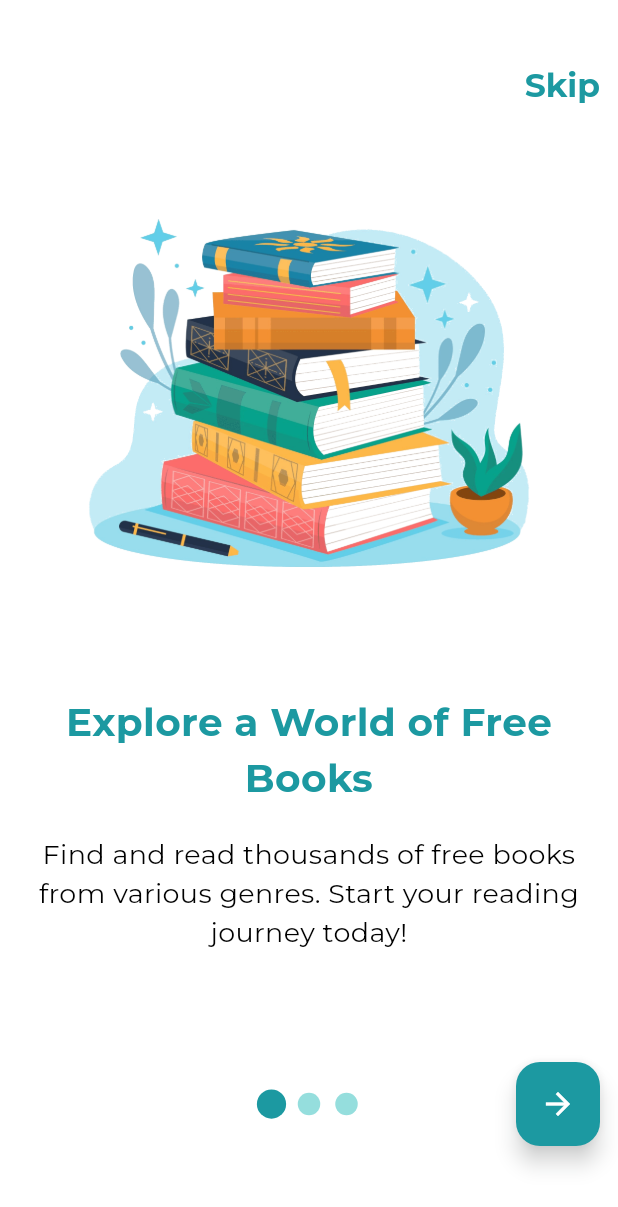
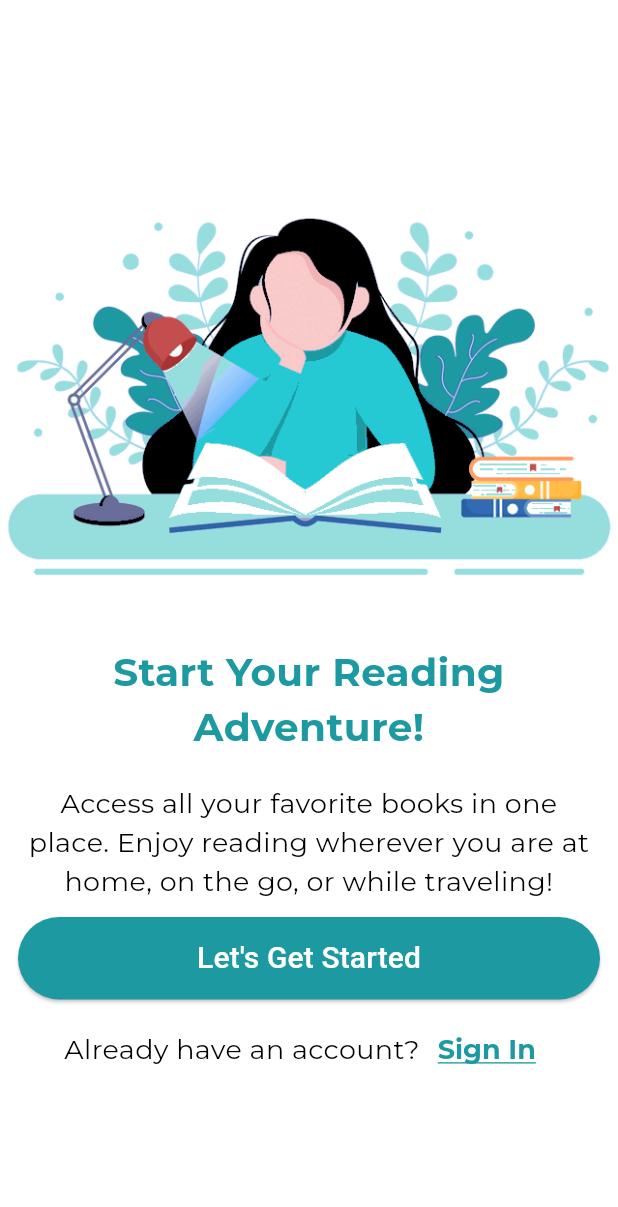
Before and after one commit to hebba-yasser/bookify, a Flutter app: the screen it shows after launch, after a tap on "Skip", on a phone screen of 412 x 824 dp. Shown: the top 1207 px of the screen. Run offline on Flutter 3.47's test engine with Material 3 defaults, Android fonts, the phone set to English and light mode, and no system bars; drawn by our look-alikes of smooth_page_indicator; our stand-ins replace animated_splash_screen, bloc, conditional_builder_null_safety, firebase_core, flutter_bloc; accounts and stored records are empty; generated files the repository leaves out were written again; project files that could hold a hidden picture were left out.

```diff
--- a/lib/core/utils/assets.dart
+++ b/lib/core/utils/assets.dart
@@ -3,4 +3,5 @@ class AppAssets {
   static const books = 'assets/images/books.png';
   static const onShelfBooks = 'assets/images/on_shelf_books.png';
   static const openBook = 'assets/images/open_book.png';
+  static const authImg = 'assets/images/auth-img.png';
 }
--- /dev/null
+++ b/lib/features/auth/presentation/views/auth_view.dart
@@ -0,0 +1,13 @@
+import 'package:bookify/features/auth/presentation/views/widgets/auth_view_body.dart';
+import 'package:flutter/material.dart';
+
+class AuthView extends StatelessWidget {
+  const AuthView({Key? key}) : super(key: key);
+
+  @override
+  Widget build(BuildContext context) {
+    return const Scaffold(
+      body: SafeArea(child: AuthViewBody()),
+    );
+  }
+}
--- /dev/null
+++ b/lib/features/auth/presentation/views/widgets/auth_buttons_section.dart
@@ -0,0 +1,30 @@
+import 'package:bookify/features/auth/presentation/views/widgets/text_button_sign_in.dart';
+import 'package:flutter/material.dart';
+
+import '../../../../../core/utils/functions/Navigaor_push.dart';
+import '../../../../../core/views/widgets/custom_button.dart';
+import '../sign_up_view.dart';
+
+class AuthButtonsSection extends StatelessWidget {
+  const AuthButtonsSection({
+    super.key,
+  });
+
+  @override
+  Widget build(BuildContext context) {
+    return Column(
+      children: [
+        CustomButton(
+          text: 'Let\'s Get Started',
+          onPressed: () {
+            navigatorPush(context, const SignUpView());
+          },
+        ),
+        const SizedBox(
+          height: 10,
+        ),
+        TextButtonSIgnIn(),
+      ],
+    );
+  }
+}
--- /dev/null
+++ b/lib/features/auth/presentation/views/widgets/auth_text_section.dart
@@ -0,0 +1,31 @@
+import 'package:flutter/material.dart';
+
+import '../../../../../constants.dart';
+import '../../../../../core/styles/fonts.dart';
+
+class AuthTextSection extends StatelessWidget {
+  const AuthTextSection({
+    super.key,
+  });
+
+  @override
+  Widget build(BuildContext context) {
+    return Column(
+      children: [
+        Text(
+          'Start Your Reading Adventure!',
+          style: AppFonts.accentHeading.copyWith(color: kPrimaryColor),
+          textAlign: TextAlign.center,
+        ),
+        const SizedBox(
+          height: 20,
+        ),
+        Text(
+          'Access all your favorite books in one place. Enjoy reading wherever you are at home, on the go, or while traveling!',
+          style: AppFonts.accentBody18,
+          textAlign: TextAlign.center,
+        ),
+      ],
+    );
+  }
+}
--- /dev/null
+++ b/lib/features/auth/presentation/views/widgets/auth_view_body.dart
@@ -0,0 +1,34 @@
+import 'package:flutter/material.dart';
+
+import '../../../../../core/utils/assets.dart';
+import 'auth_buttons_section.dart';
+import 'auth_text_section.dart';
+
+class AuthViewBody extends StatelessWidget {
+  const AuthViewBody({Key? key}) : super(key: key);
+
+  @override
+  Widget build(BuildContext context) {
+    return Column(
+      crossAxisAlignment: CrossAxisAlignment.center,
+      mainAxisAlignment: MainAxisAlignment.center,
+      children: [
+        Image.asset(
+          AppAssets.authImg,
+          height: MediaQuery.sizeOf(context).height * .4,
+        ),
+        Padding(
+          padding: const EdgeInsets.symmetric(horizontal: 12),
+          child: AuthTextSection(),
+        ),
+        const SizedBox(
+          height: 10,
+        ),
+        Padding(
+          padding: const EdgeInsets.symmetric(horizontal: 12),
+          child: AuthButtonsSection(),
+        ),
+      ],
+    );
+  }
+}
--- /dev/null
+++ b/lib/features/auth/presentation/views/widgets/text_button_sign_in.dart
@@ -0,0 +1,32 @@
+import 'package:flutter/material.dart';
+
+import '../../../../../core/Views/widgets/custom_text_button.dart';
+import '../../../../../core/styles/fonts.dart';
+import '../../../../../core/utils/functions/Navigaor_push.dart';
+import '../sign_in_view.dart';
+
+class TextButtonSIgnIn extends StatelessWidget {
+  const TextButtonSIgnIn({
+    super.key,
+  });
+
+  @override
+  Widget build(BuildContext context) {
+    return Row(
+      mainAxisAlignment: MainAxisAlignment.center,
+      children: [
+        Text(
+          'Already have an account?',
+          style: AppFonts.accentBody18,
+          textAlign: TextAlign.center,
+        ),
+        CustomTextButton(
+          text: 'Sign In',
+          onPressed: () {
+            navigatorPush(context, const SignInView());
+          },
+        ),
+      ],
+    );
+  }
+}
--- a/lib/features/onboarding/presentation/views/widgets/onboarding_item.dart
+++ b/lib/features/onboarding/presentation/views/widgets/onboarding_item.dart
@@ -2,6 +2,8 @@ import 'package:bookify/constants.dart';
 import 'package:flutter/material.dart';
 
 import '../../../../../core/styles/fonts.dart';
+import '../../../../../core/utils/functions/Navigator_to_auth.dart';
+import '../../../../auth/presentation/views/auth_view.dart';
 import '../../../data/models/onboarding_model.dart';
 import 'onbording_text_item.dart';
 
@@ -18,7 +20,7 @@ class OnboardingItem extends StatelessWidget {
           alignment: Alignment.topRight,
           child: TextButton(
             onPressed: () {
-              // navigatorPushAndRemove(context, const AuthView());
+              navigatorPushAndRemove(context, const AuthView());
             },
             child: Text(
               'Skip',
--- a/lib/features/onboarding/presentation/views/widgets/onboaring_floatingbuttons.dart
+++ b/lib/features/onboarding/presentation/views/widgets/onboaring_floatingbuttons.dart
@@ -3,6 +3,8 @@ import 'package:smooth_page_indicator/smooth_page_indicator.dart';
 
 import '../../../../../constants.dart';
 import '../../../../../core/styles/colors.dart';
+import '../../../../../core/utils/functions/Navigator_to_auth.dart';
+import '../../../../auth/presentation/views/auth_view.dart';
 import '../../../data/data_souces/onboarding_data.dart';
 import '../../manager/onboarding_cubit/onboarding_cubit.dart';
 
@@ -50,7 +52,7 @@ class OnboardingFloatingButtons extends StatelessWidget {
               if (cubit.currentPage < onboardingData.length - 1) {
                 cubit.nextPage(onboardingData.length);
               } else {
-                //    navigatorPushAndRemove(context, const AuthView());
+                navigatorPushAndRemove(context, const AuthView());
               }
             },
             child: const Icon(Icons.arrow_forward),
--- a/pubspec.yaml
+++ b/pubspec.yaml
@@ -42,6 +42,7 @@ dependencies:
   smooth_page_indicator: ^1.2.1
   device_preview: ^1.2.0
   flutter_launcher_icons: "^0.13.1"
+  conditional_builder_null_safety: ^0.0.6
 
 
 dev_dependencies:
```
Also changed, not shown: lib/features/auth/presentation/views/forget_password.dart (added, +13 -0 lines), lib/features/auth/presentation/views/sign_in_view.dart (added, +13 -0 lines), lib/features/auth/presentation/views/sign_up_view.dart (added, +13 -0 lines), lib/features/auth/presentation/views/widgets/forget_password_view_body.dart (added, +78 -0 lines), lib/features/auth/presentation/views/widgets/sign_in_view_body.dart (added, +101 -0 lines), lib/features/auth/presentation/views/widgets/sign_up_view_body.dart (added, +134 -0 lines), lib/features/auth/presentation/views/widgets/text_button_sign_up.dart (added, +30 -0 lines), assets/images/auth-img.png (added), pubspec.lock.
